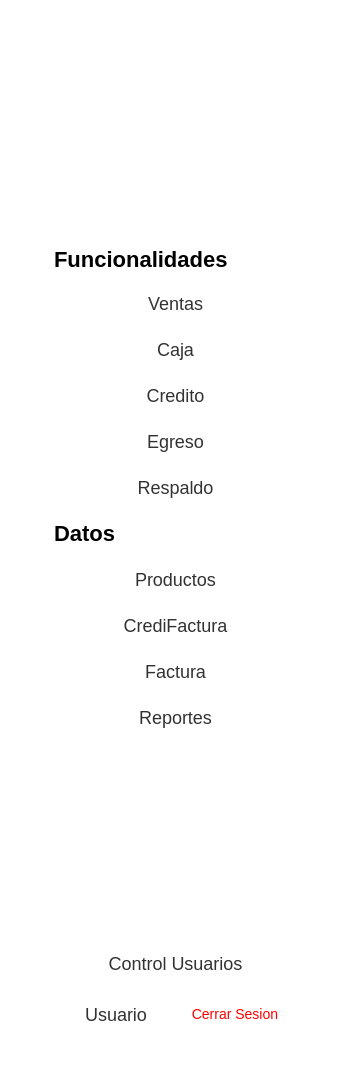
This is app/ui/Navbar.ui in Mai1203/Project_Systock as Qt 5 draws it before an edit. The edited form follows.
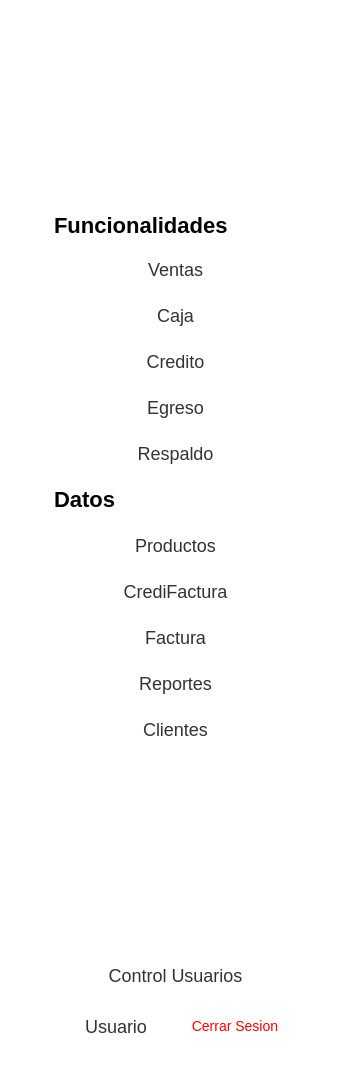
This is the edited form. Icons and pictures are not drawn.

Patch:
```diff
--- a/app/ui/Navbar.ui
+++ b/app/ui/Navbar.ui
@@ -7,7 +7,7 @@
     <x>0</x>
     <y>0</y>
     <width>337</width>
-    <height>1068</height>
+    <height>1080</height>
    </rect>
   </property>
   <property name="sizePolicy">
@@ -687,6 +687,41 @@
            </property>
           </widget>
          </item>
+         <item>
+          <widget class="QToolButton" name="BtnClientes">
+           <property name="sizePolicy">
+            <sizepolicy hsizetype="Preferred" vsizetype="Fixed">
+             <horstretch>0</horstretch>
+             <verstretch>0</verstretch>
+            </sizepolicy>
+           </property>
+           <property name="maximumSize">
+            <size>
+             <width>16777215</width>
+             <height>40</height>
+            </size>
+           </property>
+           <property name="cursor">
+            <cursorShape>PointingHandCursor</cursorShape>
+           </property>
+           <property name="text">
+            <string>   Clientes</string>
+           </property>
+           <property name="icon">
+            <iconset>
+             <normaloff>../../assets/iconos/Clientes.png</normaloff>../../assets/iconos/Clientes.png</iconset>
+           </property>
+           <property name="iconSize">
+            <size>
+             <width>30</width>
+             <height>30</height>
+            </size>
+           </property>
+           <property name="toolButtonStyle">
+            <enum>Qt::ToolButtonTextBesideIcon</enum>
+           </property>
+          </widget>
+         </item>
          <item>
           <spacer name="verticalSpacer">
            <property name="orientation">
```
